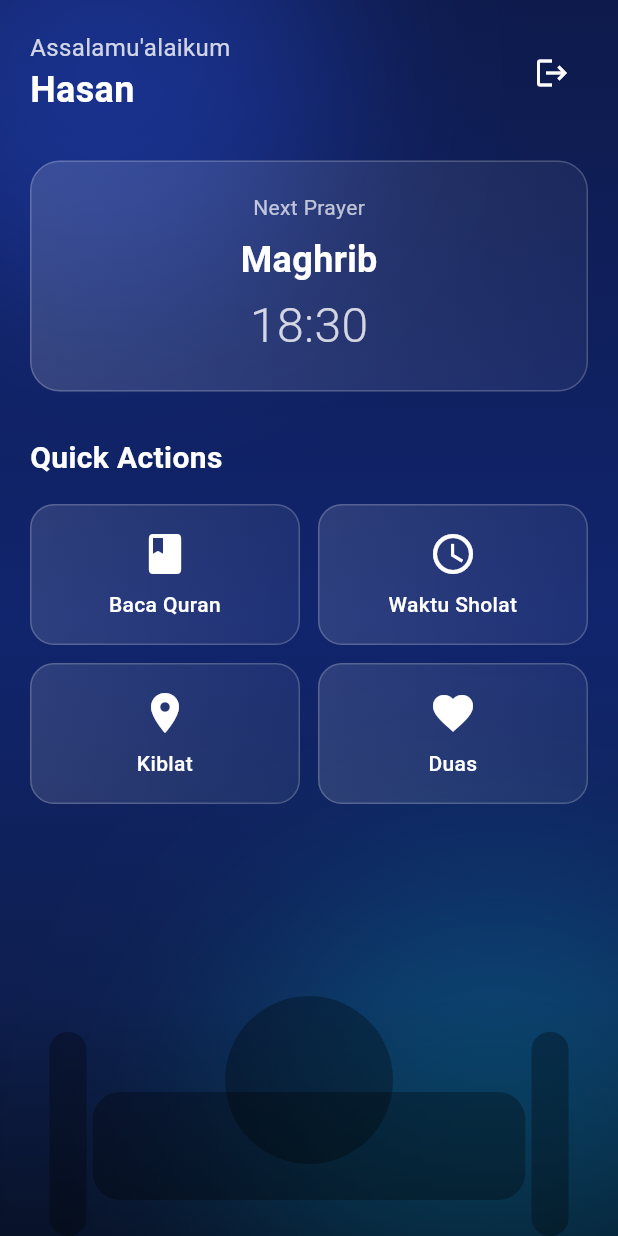
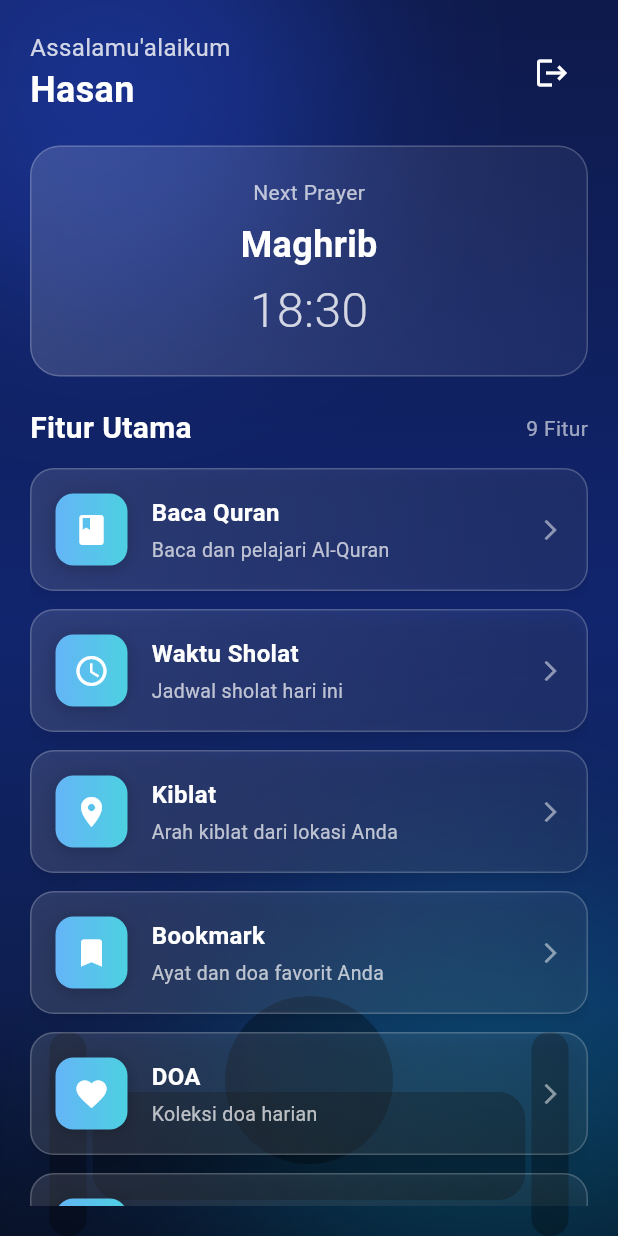
Before and after one commit to Rendyprobe/Novelina, a Flutter app: the HomeScreen screen opened by its route, on a phone screen of 412 x 824 dp. Run offline on Flutter 3.47's test engine with Material 3 defaults, Android fonts, the phone set to English and light mode, and no system bars; our stand-ins replace shared_preferences, sqflite; accounts and stored records are empty.

Commit message:
listview di dashboard

```diff
--- a/lib/features/home/presentation/home_screen.dart
+++ b/lib/features/home/presentation/home_screen.dart
@@ -10,6 +10,64 @@ class HomeScreen extends StatefulWidget {
 }
 
 class _HomeScreenState extends State<HomeScreen> {
+  // List of features with their details
+  final List<Map<String, dynamic>> features = [
+    {
+      'icon': Icons.book,
+      'title': 'Baca Quran',
+      'subtitle': 'Baca dan pelajari Al-Quran',
+      'onTap': () => 'Quran reader coming soon!',
+    },
+    {
+      'icon': Icons.schedule,
+      'title': 'Waktu Sholat',
+      'subtitle': 'Jadwal sholat hari ini',
+      'onTap': () => 'Prayer times coming soon!',
+    },
+    {
+      'icon': Icons.location_on,
+      'title': 'Kiblat',
+      'subtitle': 'Arah kiblat dari lokasi Anda',
+      'onTap': () => 'Fitur Kiblat akan segera datang',
+    },
+    {
+      'icon': Icons.bookmark,
+      'title': 'Bookmark',
+      'subtitle': 'Ayat dan doa favorit Anda',
+      'onTap': () => 'Bookmark feature coming soon!',
+    },
+    {
+      'icon': Icons.favorite,
+      'title': 'DOA',
+      'subtitle': 'Koleksi doa harian',
+      'onTap': () => 'Doa collection coming soon!',
+    },
+    {
+      'icon': Icons.star,
+      'title': 'Asmaul Husna',
+      'subtitle': '99 nama indah Allah',
+      'onTap': () => 'Asmaul Husna coming soon!',
+    },
+    {
+      'icon': Icons.history_edu,
+      'title': 'Kisah Nabi & Rasul',
+      'subtitle': 'Kisah inspiratif para nabi',
+      'onTap': () => 'Stories of prophets coming soon!',
+    },
+    {
+      'icon': Icons.track_changes,
+      'title': 'Target Hafalan',
+      'subtitle': 'Pantau progress hafalan Anda',
+      'onTap': () => 'Hafalan tracker coming soon!',
+    },
+    {
+      'icon': Icons.mosque,
+      'title': 'Masjid Terdekat',
+      'subtitle': 'Temukan masjid di sekitar Anda',
+      'onTap': () => 'Nearby mosques coming soon!',
+    },
+  ];
+
   @override
   Widget build(BuildContext context) {
     return Scaffold(
@@ -17,13 +75,12 @@ class _HomeScreenState extends State<HomeScreen> {
         children: [
           const NightSkyBackground(),
           SafeArea(
-            child: Padding(
-              padding: const EdgeInsets.all(20.0),
             child: Column(
-                crossAxisAlignment: CrossAxisAlignment.start,
               children: [
                 // Header
-                  Row(
+                Padding(
+                  padding: const EdgeInsets.all(20.0),
+                  child: Row(
                     mainAxisAlignment: MainAxisAlignment.spaceBetween,
                     children: [
                       Column(
@@ -58,10 +115,12 @@ class _HomeScreenState extends State<HomeScreen> {
                       ),
                     ],
                   ),
-                  const SizedBox(height: 30),
+                ),
 
-                  // Prayer Times Card (Placeholder)
-                  Container(
+                // Prayer Times Card
+                Padding(
+                  padding: const EdgeInsets.symmetric(horizontal: 20.0),
+                  child: Container(
                     width: double.infinity,
                     padding: const EdgeInsets.all(20),
                     decoration: BoxDecoration(
@@ -106,77 +165,64 @@ class _HomeScreenState extends State<HomeScreen> {
                       ],
                     ),
                   ),
-                  const SizedBox(height: 30),
+                ),
 
-                  // Quick Actions
+                const SizedBox(height: 20),
+
+                // Features Section
+                Padding(
+                  padding: const EdgeInsets.symmetric(horizontal: 20.0),
+                  child: Row(
+                    mainAxisAlignment: MainAxisAlignment.spaceBetween,
+                    children: [
                       const Text(
-                    'Quick Actions',
+                        'Fitur Utama',
                         style: TextStyle(
                           color: Colors.white,
                           fontSize: 20,
                           fontWeight: FontWeight.bold,
                         ),
                       ),
-                  const SizedBox(height: 16),
+                      Text(
+                        '${features.length} Fitur',
+                        style: TextStyle(
+                          color: Colors.white.withValues(alpha: 0.6),
+                          fontSize: 14,
+                        ),
+                      ),
+                    ],
+                  ),
+                ),
 
-                  Row(
-                    children: [
+                const SizedBox(height: 12),
+
+                // Features List
                 Expanded(
-                        child: _buildQuickActionCard(
-                          icon: Icons.book,
-                          title: 'Baca Quran',
+                  child: Padding(
+                    padding: const EdgeInsets.symmetric(horizontal: 20.0),
+                    child: ListView.separated(
+                      physics: const BouncingScrollPhysics(),
+                      itemCount: features.length,
+                      separatorBuilder: (context, index) => const SizedBox(height: 12),
+                      itemBuilder: (context, index) {
+                        final feature = features[index];
+                        return _buildFeatureCard(
+                          icon: feature['icon'],
+                          title: feature['title'],
+                          subtitle: feature['subtitle'],
                           onTap: () {
                             ScaffoldMessenger.of(context).showSnackBar(
-                              const SnackBar(content: Text('Quran reader coming soon!')),
+                              SnackBar(content: Text(feature['onTap']())),
+                            );
+                          },
                         );
                       },
                     ),
                   ),
-                      const SizedBox(width: 12),
-                      Expanded(
-                        child: _buildQuickActionCard(
-                          icon: Icons.schedule,
-                          title: 'Waktu Sholat',
-                          onTap: () {
-                            ScaffoldMessenger.of(context).showSnackBar(
-                              const SnackBar(content: Text('Prayer times coming soon!')),
-                            );
-                          },
                 ),
-                      ),
+
+                const SizedBox(height: 20),
               ],
-                  ),
-                  const SizedBox(height: 12),
-
-                  Row(
-                    children: [
-                      Expanded(
-                        child: _buildQuickActionCard(
-                          icon: Icons.location_on,
-                          title: 'Kiblat',
-                          onTap: () {
-                            ScaffoldMessenger.of(context).showSnackBar(
-                              const SnackBar(content: Text('Fitur Kiblat akan segera datang')),
-                            );
-                          },
-                        ),
-                      ),
-                      const SizedBox(width: 12),
-                      Expanded(
-                        child: _buildQuickActionCard(
-                          icon: Icons.favorite,
-                          title: 'Duas',
-                          onTap: () {
-                            ScaffoldMessenger.of(context).showSnackBar(
-                              const SnackBar(content: Text('Duas collection coming soon!')),
-                            );
-                          },
-                        ),
-                      ),
-                    ],
-                  ),
-                ],
-              ),
             ),
           ),
         ],
@@ -184,9 +230,10 @@ class _HomeScreenState extends State<HomeScreen> {
     );
   }
 
-  Widget _buildQuickActionCard({
+  Widget _buildFeatureCard({
     required IconData icon,
     required String title,
+    required String subtitle,
     required VoidCallback onTap,
   }) {
     return GestureDetector(
@@ -204,23 +251,71 @@ class _HomeScreenState extends State<HomeScreen> {
           border: Border.all(
             color: Colors.white.withValues(alpha: 0.2),
           ),
+          boxShadow: [
+            BoxShadow(
+              color: Colors.black.withValues(alpha: 0.1),
+              blurRadius: 8,
+              offset: const Offset(0, 4),
             ),
-        child: Column(
+          ],
+        ),
+        child: Row(
           children: [
-            Icon(
+            // Icon container
+            Container(
+              padding: const EdgeInsets.all(12),
+              decoration: BoxDecoration(
+                gradient: const LinearGradient(
+                  colors: [Color(0xFF64B5F6), Color(0xFF4DD0E1)],
+                ),
+                borderRadius: BorderRadius.circular(12),
+                boxShadow: [
+                  BoxShadow(
+                    color: Colors.black.withValues(alpha: 0.2),
+                    blurRadius: 8,
+                    offset: const Offset(0, 2),
+                  ),
+                ],
+              ),
+              child: Icon(
                 icon,
                 color: Colors.white,
-              size: 32,
+                size: 24,
               ),
-            const SizedBox(height: 8),
+            ),
+
+            const SizedBox(width: 16),
+
+            // Text content
+            Expanded(
+              child: Column(
+                crossAxisAlignment: CrossAxisAlignment.start,
+                children: [
                   Text(
                     title,
                     style: const TextStyle(
                       color: Colors.white,
-                fontSize: 14,
-                fontWeight: FontWeight.w500,
+                      fontSize: 16,
+                      fontWeight: FontWeight.w600,
                     ),
-              textAlign: TextAlign.center,
+                  ),
+                  const SizedBox(height: 4),
+                  Text(
+                    subtitle,
+                    style: TextStyle(
+                      color: Colors.white.withValues(alpha: 0.7),
+                      fontSize: 13,
+                    ),
+                  ),
+                ],
+              ),
+            ),
+
+            // Arrow icon
+            Icon(
+              Icons.arrow_forward_ios,
+              color: Colors.white.withValues(alpha: 0.5),
+              size: 16,
             ),
           ],
         ),
```
Lines whose indentation alone changed are shown as unchanged.
